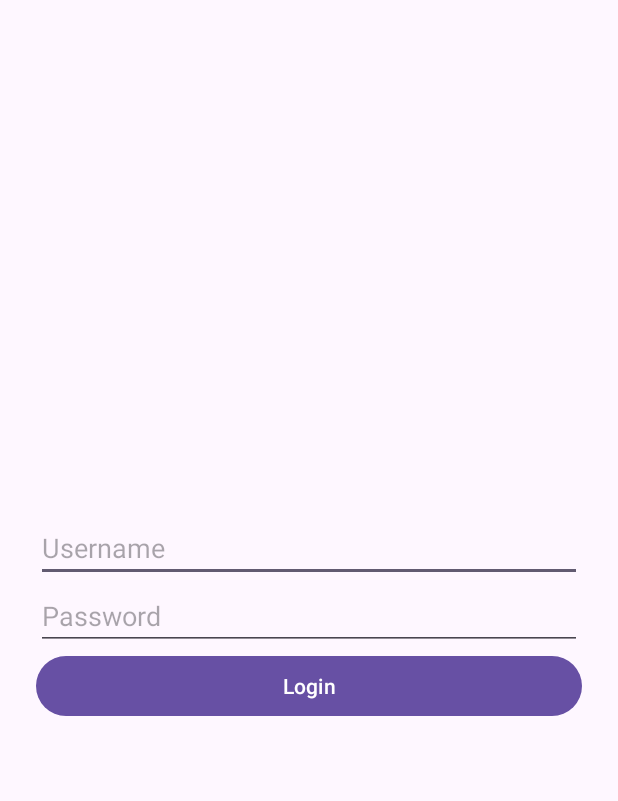
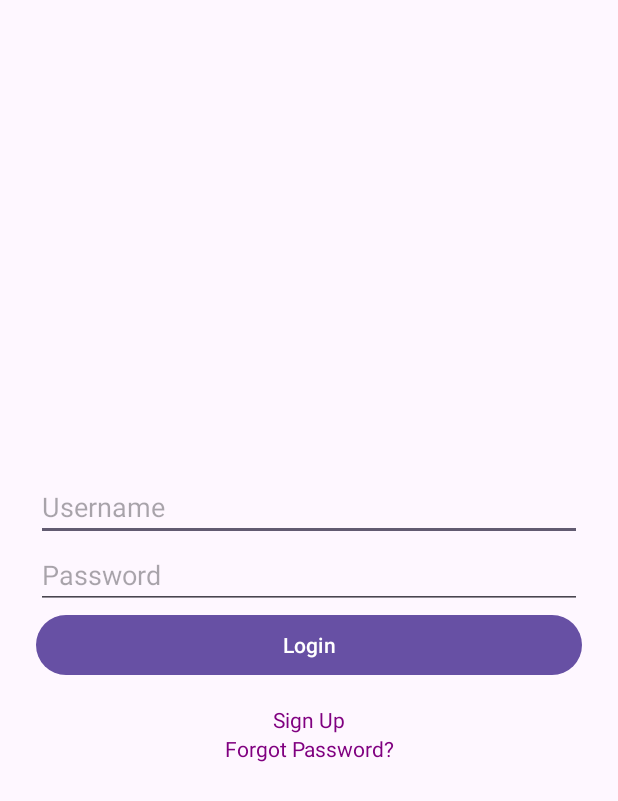
Before and after one commit to BudguetteSP/Budguette, an Android app: the screen it shows after launch (LoginActivity), on a phone screen of 412 x 824 dp. Shown: the top 801 px of the screen. Run offline under Robolectric (Android 15) with nearby library versions, the phone set to English and light mode, and no system bars.

Commit message:
Added Forgot Password and Sign Up Pages

```diff
--- a/app/src/main/AndroidManifest.xml
+++ b/app/src/main/AndroidManifest.xml
@@ -23,6 +23,9 @@
             </intent-filter>
         </activity>
 
+        <activity android:name=".SignUpActivity" />
+        <activity android:name=".ForgotPasswordActivity" />
+
         <!-- MainActivity will be launched after login -->
         <activity android:name=".MainActivity" android:exported="true" />
     </application>
--- a/app/src/main/java/com/example/budguette/LoginActivity.kt
+++ b/app/src/main/java/com/example/budguette/LoginActivity.kt
@@ -4,6 +4,7 @@ import android.content.Intent
 import android.os.Bundle
 import android.widget.Button
 import androidx.appcompat.app.AppCompatActivity
+import android.widget.TextView
 
 class LoginActivity : AppCompatActivity() {
 
@@ -11,12 +12,21 @@ class LoginActivity : AppCompatActivity() {
         super.onCreate(savedInstanceState)
         setContentView(R.layout.activity_login)
 
-        val loginButton = findViewById<Button>(R.id.btnLogin)
-        loginButton.setOnClickListener {
-            // (Here you'd normally validate credentials)
-            val intent = Intent(this, MainActivity::class.java)
-            startActivity(intent)
-            finish() // prevent going back to login
+        val btnLogin = findViewById<Button>(R.id.btnLogin)
+        val tvSignUp = findViewById<TextView>(R.id.tvSignUp)
+        val tvForgotPassword = findViewById<TextView>(R.id.tvForgotPassword)
+
+        btnLogin.setOnClickListener {
+            startActivity(Intent(this, MainActivity::class.java))
+            finish()
+        }
+
+        tvSignUp.setOnClickListener {
+            startActivity(Intent(this, SignUpActivity::class.java))
+        }
+
+        tvForgotPassword.setOnClickListener {
+            startActivity(Intent(this, ForgotPasswordActivity::class.java))
         }
     }
 }
--- a/app/src/main/res/layout/activity_login.xml
+++ b/app/src/main/res/layout/activity_login.xml
@@ -2,8 +2,8 @@
 <LinearLayout xmlns:android="http://schemas.android.com/apk/res/android"
     android:layout_width="match_parent"
     android:layout_height="match_parent"
+    android:orientation="vertical"
     android:padding="24dp"
-    android:orientation="vertical"
     android:gravity="center">
 
     <EditText
@@ -24,4 +24,21 @@
         android:layout_width="match_parent"
         android:layout_height="wrap_content"
         android:text="Login" />
+
+    <TextView
+        android:id="@+id/tvSignUp"
+        android:layout_width="match_parent"
+        android:layout_height="wrap_content"
+        android:text="Sign Up"
+        android:textColor="@color/purple"
+        android:gravity="center"
+        android:paddingTop="16dp" />
+
+    <TextView
+        android:id="@+id/tvForgotPassword"
+        android:layout_width="match_parent"
+        android:layout_height="wrap_content"
+        android:text="Forgot Password?"
+        android:textColor="@color/purple"
+        android:gravity="center" />
 </LinearLayout>
--- a/app/src/main/res/values/colors.xml
+++ b/app/src/main/res/values/colors.xml
@@ -2,4 +2,5 @@
 <resources>
     <color name="black">#FF000000</color>
     <color name="white">#FFFFFFFF</color>
+    <color name="purple">#800080</color>
 </resources>
```
Also changed, not shown: app/src/main/java/com/example/budguette/ForgotPasswordActivity.kt (added, +19 -0 lines), app/src/main/java/com/example/budguette/SignUpActivity.kt (added, +19 -0 lines), app/src/main/res/layout/activity_forgot_password.xml (added, +20 -0 lines), app/src/main/res/layout/activity_sign_up.xml (added, +50 -0 lines).
